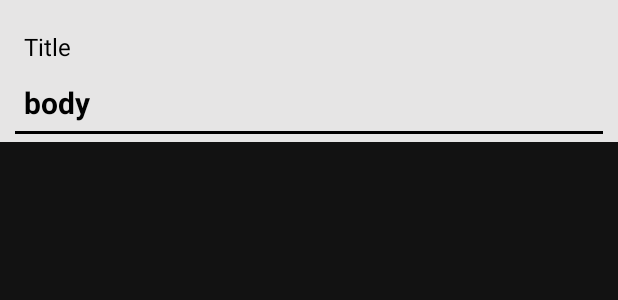
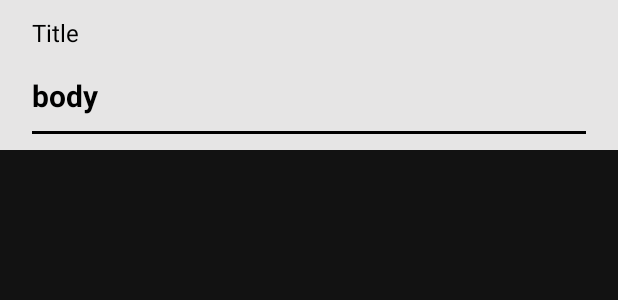
Before and after one commit to MarcoMartiniano/RogaLabsApi, an Android app: the layout item_postagens.xml on its own in the app's theme, with its tools: preview values and no code run, on a phone screen of 412 x 824 dp. Shown: the top 300 px of the screen. Run offline under Robolectric (Android 15) with nearby library versions, the phone set to English and light mode, and no system bars.

Commit message:
segundo commit
- Floating button
- Bug Scroll
- setAlpha

```diff
--- a/app/build.gradle
+++ b/app/build.gradle
@@ -44,8 +44,10 @@ dependencies {
     androidTestImplementation 'androidx.test.ext:junit:1.1.3'
     androidTestImplementation 'androidx.test.espresso:espresso-core:3.4.0'
 
+
+
     //Materials components
-    implementation 'com.google.android.material:material:1.5.0-alpha01'
+    implementation 'com.google.android.material:material:1.4.0'
 
     //Recycle View
     implementation 'androidx.recyclerview:recyclerview:1.2.1'
--- a/app/src/main/java/br/com/marco/desafioroga/adapter/RecyclePostAdapter.kt
+++ b/app/src/main/java/br/com/marco/desafioroga/adapter/RecyclePostAdapter.kt
@@ -19,15 +19,16 @@ class RecyclePostAdapter (
     var idItem: String = "1"
     var postTitle: String = "1"
 
+
     inner class PostViewHolder (itemView: View) : RecyclerView.ViewHolder(itemView){
         init {
             itemView.setOnClickListener {
-                viewPresenter.enableComments()
                 val position : Int = bindingAdapterPosition
                 idItem = posts[position].id.toString()
                 postTitle = posts[position].title
                 presenter.networkCallComments(idItem)
                 presenter.setPoststitle(postTitle)
+                viewPresenter.enableComments()
             }
         }
     }
@@ -43,6 +44,7 @@ class RecyclePostAdapter (
         holder.itemView.apply {
             txt_postagens_title.text = posts[position].title
             txt_postagens_body.text = posts[position].body
+            //holder.itemView.setTag(position)
         }
     }
 
--- a/app/src/main/java/br/com/marco/desafioroga/model/repository/PostsRepository.kt
+++ b/app/src/main/java/br/com/marco/desafioroga/model/repository/PostsRepository.kt
@@ -21,6 +21,7 @@ class PostsRepository : MainContract.PostsModels{
 
     override fun getAllPosts(presenter: MainContract.Presenter) {
         val call = apiClient?.getPosts()
+
         call?.enqueue(object : Callback<PostsModel>{
             override fun onResponse(call: Call<PostsModel>, response: Response<PostsModel>) {
                 if(response.isSuccessful){
@@ -58,7 +59,4 @@ class PostsRepository : MainContract.PostsModels{
 
     }
 
-
-
-
 }
--- a/app/src/main/java/br/com/marco/desafioroga/presenter/MainContract.kt
+++ b/app/src/main/java/br/com/marco/desafioroga/presenter/MainContract.kt
@@ -8,7 +8,7 @@ interface MainContract {
         fun UIAutoUpdate(data: PostsModel)
         fun UIUpdateComments(data: CommentsModel, id:String)
         fun setPoststitle(postTitle: String)
-        fun networkCall()
+        fun networkCallPosts()
         fun networkCallComments(id: String)
     }
 
@@ -18,6 +18,8 @@ interface MainContract {
        fun updateViewCommentsTitle(postTitle: String)
        fun disableComments()
        fun enableComments()
+       fun setListenners()
+       fun setAlpha(alpha: Float)
     }
 
     interface PostsModels{
--- a/app/src/main/java/br/com/marco/desafioroga/presenter/MainPresenter.kt
+++ b/app/src/main/java/br/com/marco/desafioroga/presenter/MainPresenter.kt
@@ -23,7 +23,7 @@ class MainPresenter (view: MainContract.View): MainContract.Presenter{
         view?.updateViewCommentsTitle(postTitle)
     }
 
-    override fun networkCall() {
+    override fun networkCallPosts() {
         models?.getAllPosts(this)
     }
 
@@ -31,8 +31,6 @@ class MainPresenter (view: MainContract.View): MainContract.Presenter{
         models?.getAllCommentsById(this,id)
     }
 
-
-
     override fun onDestroy() {
         this.view = null
     }
--- a/app/src/main/res/layout/item_postagens.xml
+++ b/app/src/main/res/layout/item_postagens.xml
@@ -4,19 +4,28 @@
         android:id="@+id/layout_click_item_postagem"
         android:clickable="true"
         android:focusable="true"
+        android:padding="5dp"
         android:foreground="?selectableItemBackground"
         android:layout_width="match_parent"
         android:layout_height="wrap_content" xmlns:app="http://schemas.android.com/apk/res-auto"
         android:background="@color/colorIce"
 >
 
+    <androidx.constraintlayout.widget.ConstraintLayout
+            android:layout_width="match_parent"
+            app:layout_constraintTop_toTopOf="parent"
+            android:layout_marginRight="16dp"
+            android:layout_marginLeft="16dp"
+            app:layout_constraintBottom_toBottomOf="parent"
+            app:layout_constraintStart_toStartOf="parent"
+            app:layout_constraintEnd_toEndOf="parent"
+            android:layout_height="match_parent">
         <TextView
                 android:id="@+id/txt_postagens_title"
                 android:layout_width="wrap_content"
                 android:layout_height="wrap_content"
                 android:text="Title"
-            android:layout_marginStart="16dp"
-            android:layout_marginTop="20dp"
+                android:layout_marginTop="5dp"
                 android:textSize="16sp"
                 android:textColor="@color/colorBlack"
                 app:layout_constraintStart_toStartOf="parent"
@@ -28,7 +37,6 @@
                 android:layout_width="wrap_content"
                 android:layout_height="wrap_content"
                 android:text="body"
-            android:layout_marginStart="16dp"
                 android:layout_marginTop="12dp"
                 android:layout_marginBottom="12dp"
                 android:textStyle="bold"
@@ -44,11 +52,13 @@
                 android:layout_height="2dp"
                 android:background="@color/colorBlack"
                 android:layout_marginBottom="5dp"
-            android:layout_marginRight="10dp"
-            android:layout_marginLeft="10dp"
-            android:layout_marginTop="5dp"
+                android:layout_marginTop="10dp"
                 app:layout_constraintTop_toBottomOf="@id/txt_postagens_body"
                 app:layout_constraintEnd_toEndOf="parent"
                 app:layout_constraintBottom_toBottomOf="parent"/>
+    </androidx.constraintlayout.widget.ConstraintLayout>
+
+
+
 
 </androidx.constraintlayout.widget.ConstraintLayout>
```
Also changed, not shown: app/src/main/java/br/com/marco/desafioroga/view/PostsActivity.kt (+15 -3 lines), app/src/main/res/drawable/ic_close.xml (added, +10 -0 lines), app/src/main/res/layout/activity_postagens.xml (+16 -6 lines). Lines whose indentation alone changed are shown as unchanged.
